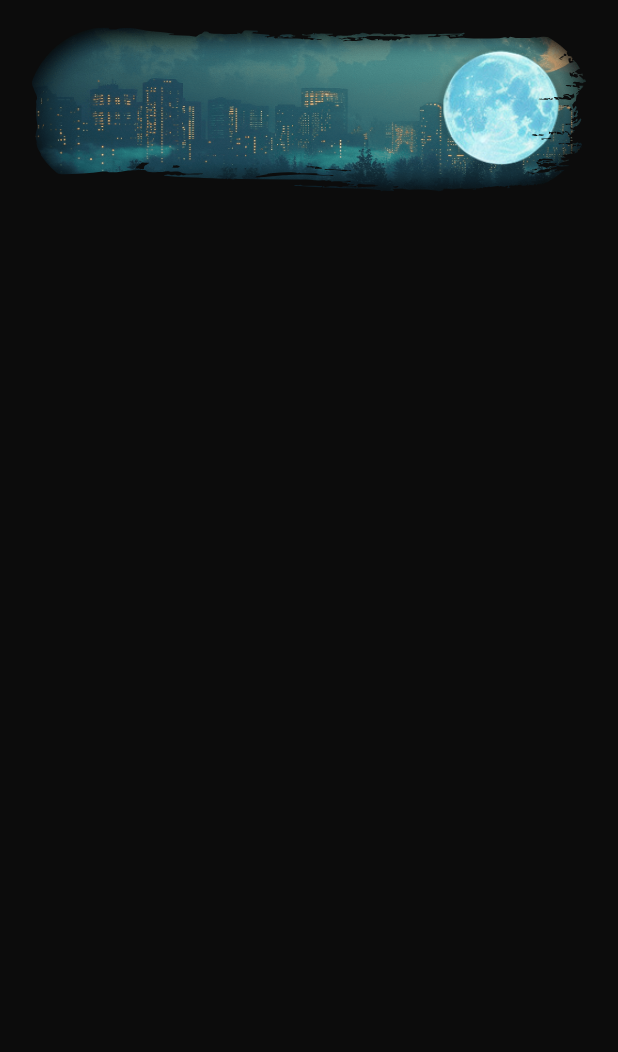
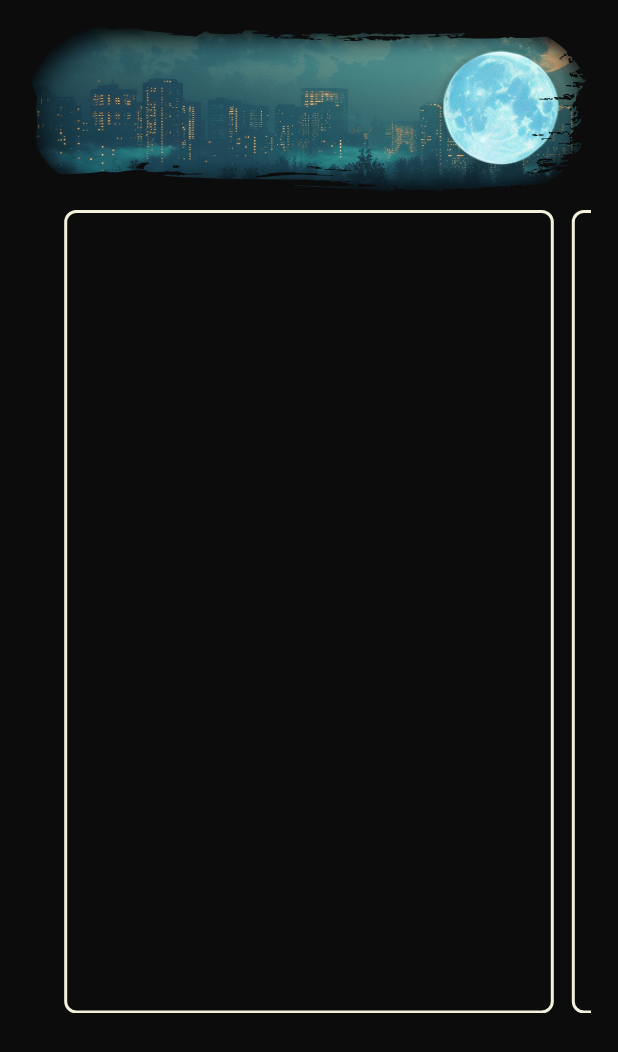
Before and after one commit to denissavishchev/neo_day, a Flutter app: the OnboardingOne screen opened directly, on a phone screen of 412 x 824 dp. Shown: the top 1052 px of the screen. Run offline on Flutter 3.47's test engine with Material 3 defaults, Android fonts, the phone set to English and light mode, and no system bars; our stand-ins replace easy_localization, flutter_screenutil, flutter_svg, hive, hive_flutter; missing offline and left inert: country_flags; accounts and stored records are empty.

Commit message:
onboarding basics

```diff
--- a/lib/main_provider.dart
+++ b/lib/main_provider.dart
@@ -16,6 +16,7 @@ class MainProvider extends ChangeNotifier {
   final notesTextControllerTwo = TextEditingController();
   final notesTextControllerThree = TextEditingController();
   final notesPageController = PageController();
+  final onboardingPageController = PageController(viewportFraction: 0.9);
   final GlobalKey<ScaffoldState> notesKey = GlobalKey<ScaffoldState>();
 
   Box box = Hive.box('day');
--- a/lib/screens/onboarding_screens/onboarding_one.dart
+++ b/lib/screens/onboarding_screens/onboarding_one.dart
@@ -26,6 +26,26 @@ class OnboardingOne extends StatelessWidget {
                         children: [
                           const SizedBox(height: 6,),
                           OnboardingDayNightSwitch(),
+                          SizedBox(
+                            height: size.height * 0.65,
+                            child: PageView.builder(
+                              controller: data.onboardingPageController,
+                              itemCount: 3,
+                                itemBuilder: (context, index){
+                                  return Container(
+                                    margin: const EdgeInsets.symmetric(horizontal: 6),
+                                    decoration: BoxDecoration(
+                                      color: data.isDayOnboarding ? kWhite : kBlack,
+                                      borderRadius: BorderRadius.all(Radius.circular(8)),
+                                      border: Border.all(
+                                          color: data.isDayOnboarding ? kBlack : kWhite,
+                                        width: 2
+                                      )
+                                    ),
+                                  );
+                                }
+                            ),
+                          )
                         ]
                     ),
                   ),
```
